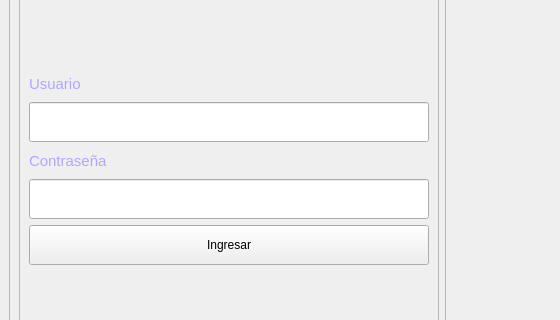
First picture: the form in views/login.ui, repository ximenaaloya/cloudymusic, before the edit; both pictures show x 0 to 560 and y 225 to 545 of the 884 by 691 pixel window.
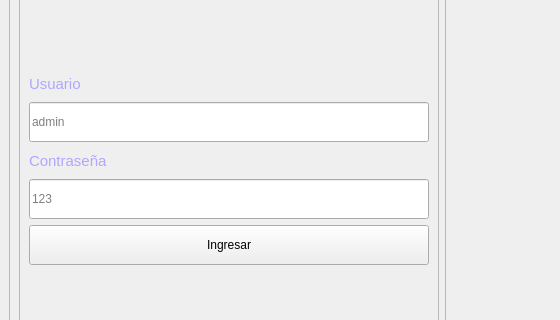
Second picture: the form after the edit. Icons and pictures are not drawn.

Diff of the .ui file:
```diff
--- a/views/login.ui
+++ b/views/login.ui
@@ -106,6 +106,12 @@
                   <height>40</height>
                  </size>
                 </property>
+                <property name="whatsThis">
+                 <string/>
+                </property>
+                <property name="placeholderText">
+                 <string>admin</string>
+                </property>
                 <property name="class" stdset="0">
                  <string>line</string>
                 </property>
@@ -140,6 +146,9 @@
                   <height>40</height>
                  </size>
                 </property>
+                <property name="placeholderText">
+                 <string>123</string>
+                </property>
                 <property name="class" stdset="0">
                  <string>line</string>
                 </property>
```
